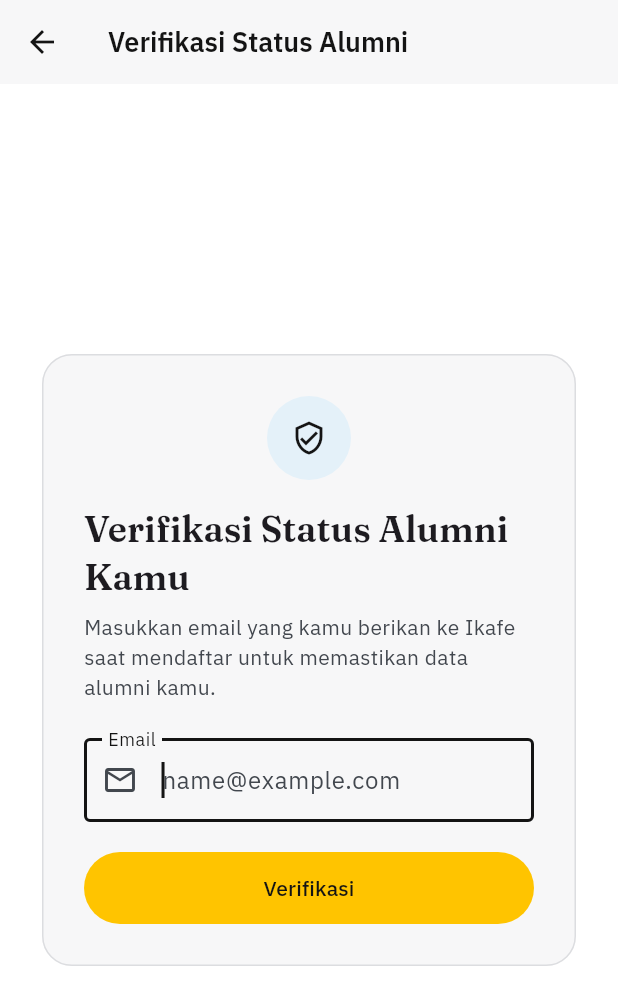
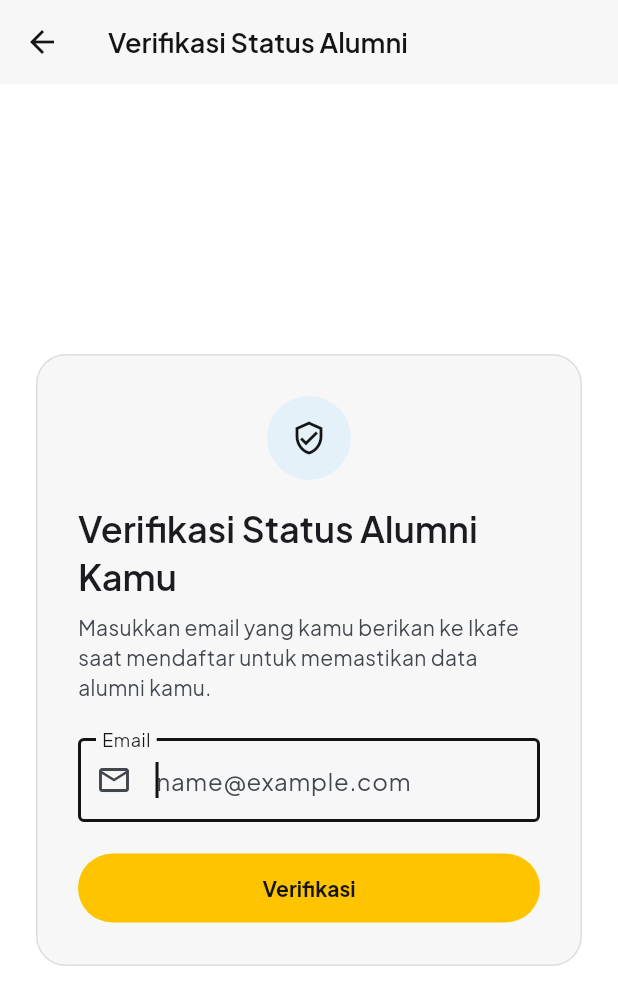
Before and after one commit to FarrelAlfarabi/Undip-Alumni-Connect, a Flutter app: the screen it shows after launch, after a tap on "Mulai", on a phone screen of 412 x 824 dp. Shown: the top 1005 px of the screen. Run offline on Flutter 3.47's test engine with Material 3 defaults, Android fonts, the phone set to English and light mode, and no system bars; our stand-ins replace file_picker, flutter_dotenv, flutter_secure_storage, google_fonts, local_auth, package_info_plus and 1 more; accounts and stored records are empty; project files that could hold a hidden picture were left out.

Commit message:
Redesign stage 1: Plus Jakarta Sans, nav bar, pill buttons, cards, badge, sharper logo
Co-Authored-By: Claude Sonnet 5.5 <noreply@anthropic.com>
Claude-Session: https://claude.ai/code/session_01TXhGFMAVbbo7QsrqjtkLCC

```diff
--- a/lib/screens/home_shell.dart
+++ b/lib/screens/home_shell.dart
@@ -6,6 +6,7 @@ import '../config/feature_flags.dart';
 import '../data/block_list.dart';
 import '../data/home_repository.dart';
 import '../data/marketplace_repository.dart';
+import '../theme.dart';
 import 'home_pages.dart';
 import 'home_screen.dart';
 
@@ -249,7 +250,11 @@ class _HomeShellState extends State<HomeShell> {
       onPopInvokedWithResult: (didPop, _) => _handlePop(didPop),
       child: Scaffold(
         body: IndexedStack(index: _index, children: tabs),
-        bottomNavigationBar: NavigationBar(
+        bottomNavigationBar: DecoratedBox(
+          decoration: const BoxDecoration(
+            border: Border(top: BorderSide(color: AppTheme.hairline)),
+          ),
+          child: NavigationBar(
             selectedIndex: _index,
             onDestinationSelected: _select,
             destinations: [
@@ -282,6 +287,7 @@ class _HomeShellState extends State<HomeShell> {
             ],
           ),
         ),
+      ),
     );
   }
 }
--- a/lib/screens/welcome_screen.dart
+++ b/lib/screens/welcome_screen.dart
@@ -10,7 +10,7 @@ import 'verification_screen.dart';
 /// The app's actual entry screen — a proper branded landing moment in
 /// front of the verification form, instead of dropping straight into a
 /// bare card. Matches the pitch landing page's identity (kawung mark,
-/// yellow, black and blue palette, Fraunces + IBM Plex Sans).
+/// yellow, black and blue palette, Plus Jakarta Sans).
 class WelcomeScreen extends StatelessWidget {
   const WelcomeScreen({super.key, this.notice});
 
--- a/lib/theme.dart
+++ b/lib/theme.dart
@@ -23,6 +23,18 @@ class AppTheme {
   static const hairline = Color(0xFFDCDDE0);
   static const ink = black;
 
+  /// Alerts and the unread badge. White text on it is 4.5:1 or better.
+  static const danger = Color(0xFFD93025);
+
+  /// Black pill button with white text (used on the business card). Apply with
+  /// `FilledButton(style: AppTheme.blackPillButton, ...)`.
+  static final blackPillButton = FilledButton.styleFrom(
+    backgroundColor: black,
+    foregroundColor: Colors.white,
+    shape: const StadiumBorder(),
+    textStyle: GoogleFonts.plusJakartaSans(fontWeight: FontWeight.w700),
+  );
+
   static ThemeData light() {
     final colorScheme =
         ColorScheme.fromSeed(
@@ -47,36 +59,27 @@ class AppTheme {
           outlineVariant: hairline,
         );
 
-    final baseText = GoogleFonts.ibmPlexSansTextTheme();
+    final baseText = GoogleFonts.plusJakartaSansTextTheme();
     final textTheme = baseText.copyWith(
-      displayLarge: GoogleFonts.fraunces(
-        textStyle: baseText.displayLarge,
-        fontWeight: FontWeight.w600,
+      displayLarge: baseText.displayLarge?.copyWith(
+        fontWeight: FontWeight.w700,
       ),
-      displayMedium: GoogleFonts.fraunces(
-        textStyle: baseText.displayMedium,
-        fontWeight: FontWeight.w600,
+      displayMedium: baseText.displayMedium?.copyWith(
+        fontWeight: FontWeight.w700,
       ),
-      displaySmall: GoogleFonts.fraunces(
-        textStyle: baseText.displaySmall,
-        fontWeight: FontWeight.w600,
+      displaySmall: baseText.displaySmall?.copyWith(
+        fontWeight: FontWeight.w700,
       ),
-      headlineLarge: GoogleFonts.fraunces(
-        textStyle: baseText.headlineLarge,
-        fontWeight: FontWeight.w600,
+      headlineLarge: baseText.headlineLarge?.copyWith(
+        fontWeight: FontWeight.w700,
       ),
-      headlineMedium: GoogleFonts.fraunces(
-        textStyle: baseText.headlineMedium,
-        fontWeight: FontWeight.w600,
+      headlineMedium: baseText.headlineMedium?.copyWith(
+        fontWeight: FontWeight.w700,
       ),
-      headlineSmall: GoogleFonts.fraunces(
-        textStyle: baseText.headlineSmall,
-        fontWeight: FontWeight.w600,
+      headlineSmall: baseText.headlineSmall?.copyWith(
+        fontWeight: FontWeight.w700,
       ),
-      titleLarge: GoogleFonts.fraunces(
-        textStyle: baseText.titleLarge,
-        fontWeight: FontWeight.w600,
-      ),
+      titleLarge: baseText.titleLarge?.copyWith(fontWeight: FontWeight.w700),
     );
 
     return ThemeData(
@@ -88,7 +91,7 @@ class AppTheme {
         backgroundColor: colorScheme.surface,
         foregroundColor: colorScheme.onSurface,
         elevation: 0,
-        titleTextStyle: GoogleFonts.ibmPlexSans(
+        titleTextStyle: GoogleFonts.plusJakartaSans(
           color: colorScheme.onSurface,
           fontSize: 18,
           fontWeight: FontWeight.w600,
@@ -98,10 +101,55 @@ class AppTheme {
         style: FilledButton.styleFrom(
           backgroundColor: yellow,
           foregroundColor: black,
+          shape: const StadiumBorder(),
+          textStyle: GoogleFonts.plusJakartaSans(fontWeight: FontWeight.w700),
         ),
       ),
       textButtonTheme: TextButtonThemeData(
-        style: TextButton.styleFrom(foregroundColor: blue),
+        style: TextButton.styleFrom(
+          foregroundColor: blue,
+          textStyle: GoogleFonts.plusJakartaSans(fontWeight: FontWeight.w600),
+        ),
+      ),
+      cardTheme: CardThemeData(
+        color: paperRaised,
+        surfaceTintColor: Colors.transparent,
+        elevation: 0,
+        margin: EdgeInsets.zero,
+        shape: RoundedRectangleBorder(
+          borderRadius: BorderRadius.circular(16),
+          side: const BorderSide(color: hairline),
+        ),
+      ),
+      badgeTheme: const BadgeThemeData(
+        backgroundColor: danger,
+        textColor: Colors.white,
+      ),
+      navigationBarTheme: NavigationBarThemeData(
+        backgroundColor: Colors.white,
+        surfaceTintColor: Colors.transparent,
+        indicatorColor: yellow,
+        indicatorShape: const StadiumBorder(),
+        labelBehavior: NavigationDestinationLabelBehavior.alwaysShow,
+        height: 72,
+        iconTheme: WidgetStateProperty.resolveWith(
+          (states) => IconThemeData(
+            color: states.contains(WidgetState.selected)
+                ? black
+                : colorScheme.onSurfaceVariant,
+          ),
+        ),
+        labelTextStyle: WidgetStateProperty.resolveWith(
+          (states) => GoogleFonts.plusJakartaSans(
+            fontSize: 12,
+            color: states.contains(WidgetState.selected)
+                ? black
+                : colorScheme.onSurfaceVariant,
+            fontWeight: states.contains(WidgetState.selected)
+                ? FontWeight.w700
+                : FontWeight.w500,
+          ),
+        ),
       ),
     );
   }
--- a/lib/widgets/brand_lockup.dart
+++ b/lib/widgets/brand_lockup.dart
@@ -1,6 +1,6 @@
 import 'package:flutter/material.dart';
 
-const kIkafeLogoAsset = 'assets/brand/ikafe_undip_logo.jpg';
+const kIkafeLogoAsset = 'assets/brand/ikafe_undip_logo.png';
 
 /// The Ikafe UNDIP logo on a white chip. The logo has black letters, so it
 /// always sits on white, whatever the background around it is.
@@ -22,6 +22,8 @@ class IkafeLogo extends StatelessWidget {
           kIkafeLogoAsset,
           height: height,
           semanticLabel: 'Ikafe UNDIP',
+          // Decode at the drawn size so the 1600 px file stays cheap.
+          cacheHeight: (height * MediaQuery.devicePixelRatioOf(context)).ceil(),
           filterQuality: FilterQuality.medium,
         ),
       ),
```
Also changed, not shown: assets/brand/ikafe_undip_logo.jpg (deleted), assets/brand/ikafe_undip_logo.png (added), assets/fonts/Fraunces-SemiBold.ttf (deleted), assets/fonts/IBMPlexSans-Bold.ttf (deleted), assets/fonts/IBMPlexSans-Medium.ttf (deleted), assets/fonts/IBMPlexSans-Regular.ttf (deleted), assets/fonts/IBMPlexSans-SemiBold.ttf (deleted), assets/fonts/PlusJakartaSans-Bold.ttf (added), assets/fonts/PlusJakartaSans-ExtraBold.ttf (added), assets/fonts/PlusJakartaSans-Medium.ttf (added), assets/fonts/PlusJakartaSans-Regular.ttf (added), assets/fonts/PlusJakartaSans-SemiBold.ttf (added), 4 other files. Lines whose indentation alone changed are shown as unchanged.
